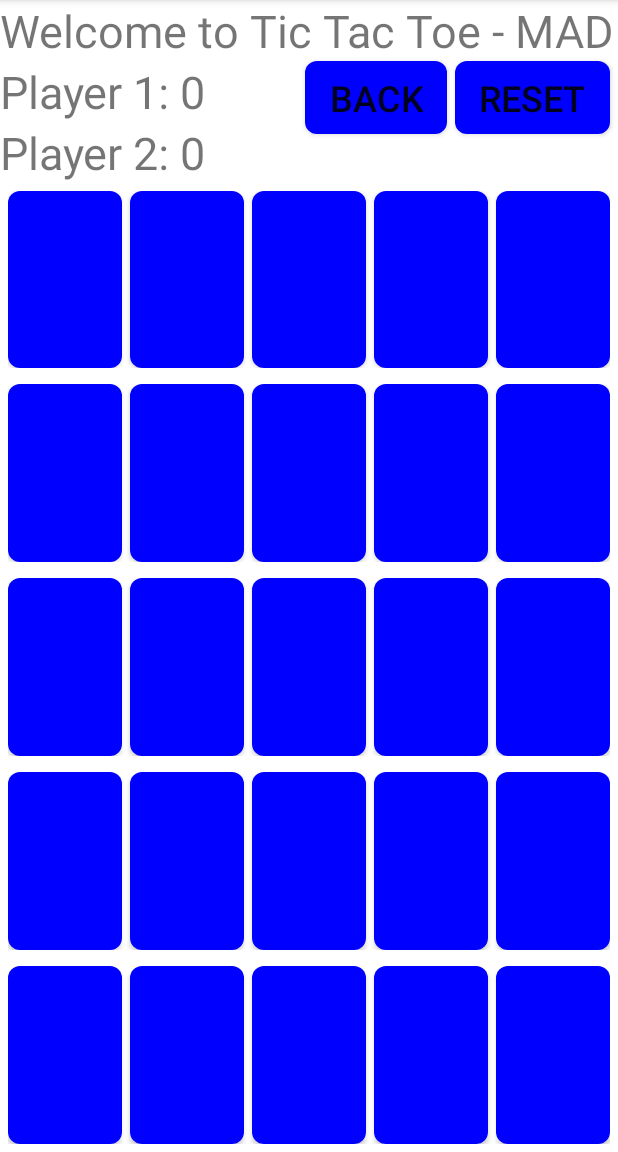
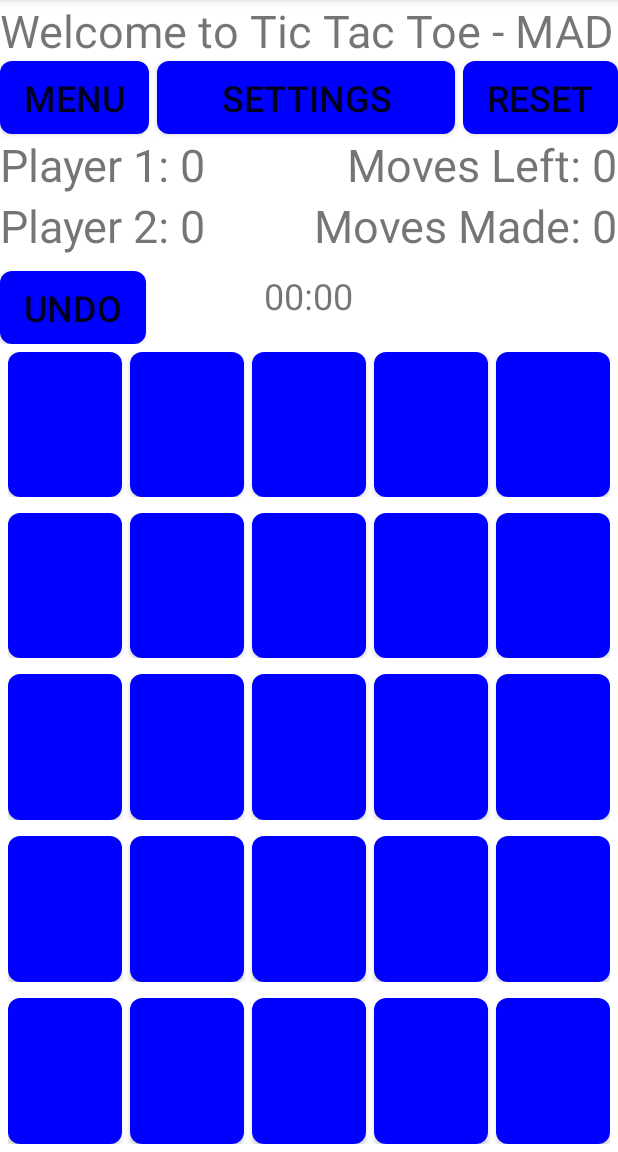
Before and after one commit to justinp04/MADASS1, an Android app: the fragment GameFunction5x5 placed in its activity, on a phone screen of 412 x 824 dp, the part 84-1236 px from its top. Run offline under Robolectric (Android 15) with nearby library versions, the light colour scheme and no system bars.

Commit message:
Changing UI for games
finished the setting and menu buttons, along with moves made and left - landscape layouts may have to be created in future or just alter these with a better guideline

```diff
--- a/app/src/main/java/com/example/tictactoemad_20732435/GameFunction5x5.java
+++ b/app/src/main/java/com/example/tictactoemad_20732435/GameFunction5x5.java
@@ -39,6 +39,8 @@ public class GameFunction5x5 extends Fragment {
 
     private TextView textViewPlayer1;
     private TextView textViewPlayer2;
+    private TextView textMovesMade;
+    private TextView textMovesLeft;
 
     public GameFunction5x5() {
         // Required empty public constructor
@@ -78,6 +80,8 @@ public class GameFunction5x5 extends Fragment {
         MainActivityData mainActivityDataViewModel = new ViewModelProvider(getActivity()).get(MainActivityData.class);
         textViewPlayer1 = rootView.findViewById(R.id.player1_score);
         textViewPlayer2 = rootView.findViewById(R.id.player2_score);
+        textMovesMade = rootView.findViewById(R.id.movesMade);
+        textMovesLeft = rootView.findViewById(R.id.movesLeft);
 
         for (int i = 0; i < row; i++)
         {
@@ -90,6 +94,21 @@ public class GameFunction5x5 extends Fragment {
             }
         }
         Button resetButton = rootView.findViewById(R.id.reset_button);
+        Button settingsButton = rootView.findViewById(R.id.settings_button);
+        Button menuButton = rootView.findViewById(R.id.menu_button);
+
+        menuButton.setOnClickListener(new View.OnClickListener() {
+            @Override
+            public void onClick(View view) {
+                mainActivityDataViewModel.setClickedValue(0);
+            }
+        });
+        settingsButton.setOnClickListener(new View.OnClickListener() {
+            @Override
+            public void onClick(View view) {
+                mainActivityDataViewModel.setClickedValue(4);
+            }
+        });
         resetButton.setOnClickListener(new View.OnClickListener() {
             @Override
             public void onClick(View view)
@@ -98,14 +117,6 @@ public class GameFunction5x5 extends Fragment {
             }
         });
 
-        Button backButton = rootView.findViewById(R.id.back_button);
-        backButton.setOnClickListener(new View.OnClickListener() {
-            @Override
-            public void onClick(View view) {
-                mainActivityDataViewModel.setClickedValue(4);
-            }
-        });
-        // Inflate the layout for this fragment
         return rootView;
     }
 
@@ -123,19 +134,23 @@ public class GameFunction5x5 extends Fragment {
             ((Button) view).setText("O");
         }
         roundCount++;
+        updateMovesText();
 
         if (checkForWin()) {
             if (player1Turn) {
                 player1Wins();
+                updateMovesText();
             }
             else
             {
                 player2Wins();
+                updateMovesText();
             }
         }
         else if (roundCount == 25)
         {
             draw();
+            updateMovesText();
         }
         else
         {
@@ -215,7 +230,11 @@ public class GameFunction5x5 extends Fragment {
         textViewPlayer1.setText("Player 1: " + player1Points);
         textViewPlayer2.setText("Player 2: " + player2Points);
     }
-
+    private void updateMovesText()
+    {
+        textMovesMade.setText("Moves Made: " + roundCount);
+        textMovesLeft.setText("Moves Left " + (9 - roundCount));
+    }
     private void resetBoard()
     {
         for (int i = 0; i < row; i++) {
--- a/app/src/main/res/layout/fragment_game_function5x5.xml
+++ b/app/src/main/res/layout/fragment_game_function5x5.xml
@@ -6,7 +6,7 @@
     android:layout_height="match_parent"
     android:id="@+id/fragment_game5x5"
     android:orientation="vertical"
-    tools:context=".GameActivity5x5"
+    tools:context=".GameFunction5x5"
     android:background="@color/white">
 
     <RelativeLayout
@@ -20,13 +20,37 @@
             android:text="Welcome to Tic Tac Toe - MAD"
             android:textSize="30dp" />
 
+        <Button
+            android:id="@+id/reset_button"
+            android:layout_width="wrap_content"
+            android:layout_height="wrap_content"
+            android:layout_below="@+id/title_game"
+            android:layout_alignParentEnd="true"
+            android:background="@drawable/square_button"
+            android:textSize="24dp"
+            android:text="Reset" />
+
+        <Button
+            android:id="@+id/settings_button"
+            android:layout_width="wrap_content"
+            android:layout_height="wrap_content"
+            android:layout_below="@+id/title_game"
+            android:layout_toStartOf="@+id/reset_button"
+            android:layout_toEndOf="@id/menu_button"
+            android:layout_marginEnd="5dp"
+            android:layout_marginStart="5dp"
+            android:background="@drawable/square_button"
+            android:text="Settings"
+            android:textSize="24dp" />
+
         <TextView
             android:id="@+id/player1_score"
             android:layout_width="wrap_content"
             android:layout_height="wrap_content"
-            android:layout_below="@+id/title_game"
+            android:layout_below="@+id/reset_button"
             android:text="Player 1: 0"
             android:textSize="30sp"/>
+
         <TextView
             android:id="@+id/player2_score"
             android:layout_width="wrap_content"
@@ -35,31 +59,54 @@
             android:text="Player 2: 0"
             android:textSize="30sp"/>
 
+        <TextView
+            android:id="@+id/movesMade"
+            android:layout_width="wrap_content"
+            android:layout_height="wrap_content"
+            android:layout_below="@+id/movesLeft"
+            android:layout_alignParentEnd="true"
+            android:text="Moves Made: 0"
+            android:textSize="30sp"/>
+
+        <TextView
+            android:id="@+id/movesLeft"
+            android:layout_width="wrap_content"
+            android:layout_height="wrap_content"
+            android:layout_below="@id/reset_button"
+            android:layout_alignParentEnd="true"
+            android:text="Moves Left: 0"
+            android:textSize="30sp"/>
+
         <Button
-            android:id="@+id/reset_button"
+            android:id="@+id/undo_button"
+            android:layout_width="wrap_content"
+            android:layout_height="wrap_content"
+            android:layout_below="@id/player2_score"
+            android:layout_alignParentStart="true"
+            android:layout_marginTop="10dp"
+            android:background="@drawable/square_button"
+            android:text="Undo"
+            android:textSize="24dp" />
+
+        <TextView
+            android:id="@+id/timer"
+            android:layout_width="wrap_content"
+            android:layout_height="wrap_content"
+            android:layout_below="@id/player2_score"
+            android:layout_centerHorizontal="true"
+            android:layout_marginTop="10dp"
+            android:text="00:00"
+            android:textSize="24sp" />
+
+        <Button
+            android:id="@+id/menu_button"
             android:layout_width="wrap_content"
             android:layout_height="wrap_content"
             android:layout_below="@id/title_game"
-            android:layout_alignParentEnd="true"
-            android:layout_centerVertical="true"
+            android:layout_alignParentStart="true"
             android:background="@drawable/square_button"
-            android:layout_marginEnd="5dp"
-            android:textSize="24dp"
-            android:text="Reset" />
-
-        <Button
-            android:id="@+id/back_button"
-            android:layout_width="wrap_content"
-            android:layout_height="wrap_content"
-            android:layout_below="@id/title_game"
-            android:layout_toStartOf="@+id/reset_button"
-            android:layout_marginEnd="5dp"
-            android:layout_centerVertical="true"
-            android:background="@drawable/square_button"
-            android:text="Back"
-            android:textSize="24dp" />
-
-
+            android:text="Menu"
+            android:textSize="24dp"/>
     </RelativeLayout>
 
     <LinearLayout
```
Also changed, not shown: app/src/main/java/com/example/tictactoemad_20732435/GameFunction3x3.java (+28 -8 lines), app/src/main/java/com/example/tictactoemad_20732435/GameFunction4x4.java (+31 -7 lines), app/src/main/res/layout/fragment_game_function3x3.xml (+67 -19 lines), app/src/main/res/layout/fragment_game_function4x4.xml (+68 -21 lines), 1 other file.
